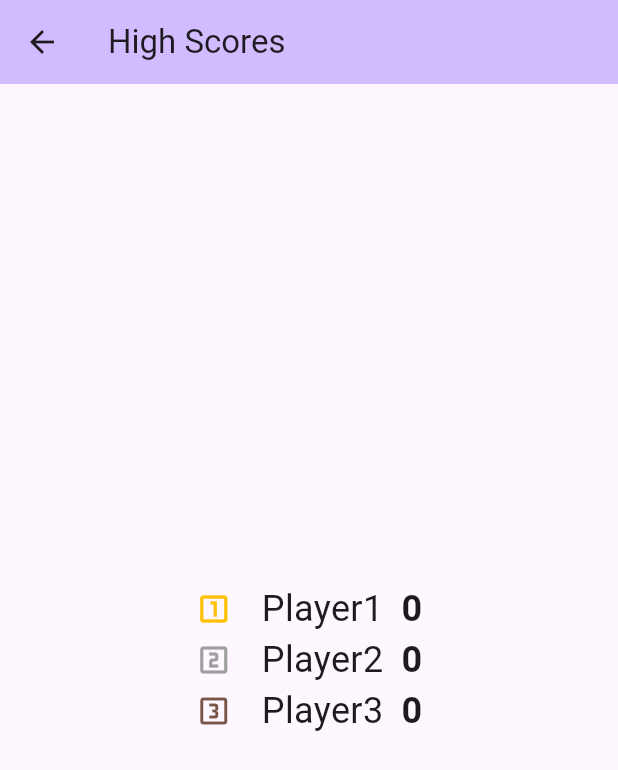
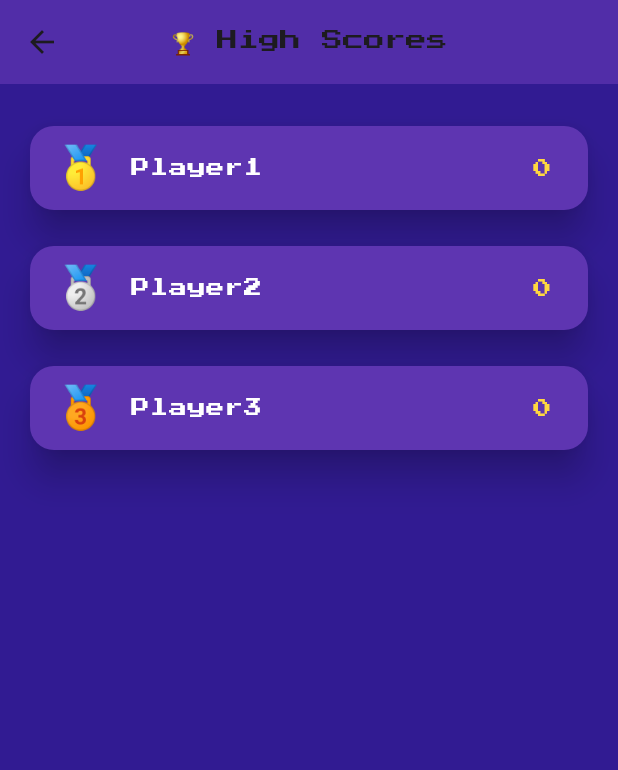
Before and after one commit to Cimedd/ET_UTS, a Flutter app: the Score screen opened directly, on a phone screen of 412 x 824 dp. Shown: the top 770 px of the screen. Run offline on Flutter 3.47's test engine with Material 3 defaults, Android fonts, the phone set to English and light mode, and no system bars; our stand-ins replace google_fonts, percent_indicator, shared_preferences; accounts and stored records are empty.

Commit message:
add UI/UX

```diff
--- a/lib/score.dart
+++ b/lib/score.dart
@@ -1,60 +1,71 @@
 import 'package:flutter/material.dart';
+import 'package:google_fonts/google_fonts.dart';
 import 'package:imatching/userController.dart' as userController;
 
 class Score extends StatelessWidget {
+  Score({super.key});
 
-  Score({super.key});
-  final List<Color> colors = [Colors.amber, Colors.grey , Colors.brown];
-  final List<IconData> rankIcon = [Icons.looks_one_outlined, Icons.looks_two_outlined, Icons.looks_3_outlined];
+  final List<Color> colors = [Colors.amber, Colors.grey, Colors.brown];
+  final List<String> medals = ['🥇', '🥈', '🥉'];
+
   @override
   Widget build(BuildContext context) {
     return Scaffold(
-      appBar: AppBar(backgroundColor: Theme.of(context).colorScheme.inversePrimary,
-        title: Text("High Scores"),),
-      body: Column(
-        mainAxisAlignment: MainAxisAlignment.center,
-        crossAxisAlignment: CrossAxisAlignment.center,
-        children: [
-          FutureBuilder<List<Map<String, dynamic>>>(
+      backgroundColor: Colors.deepPurple.shade900,
+      appBar: AppBar(
+        backgroundColor: Colors.deepPurple.shade700,
+        title: Text(
+          "🏆 High Scores",
+          style: GoogleFonts.pressStart2p(fontSize: 14),
+        ),
+        centerTitle: true,
+        elevation: 0,
+      ),
+      body: FutureBuilder<List<Map<String, dynamic>>>(
         future: userController.getScores(),
         builder: (context, snapshot) {
           if (snapshot.connectionState == ConnectionState.waiting) {
-                return const CircularProgressIndicator();
+            return const Center(child: CircularProgressIndicator(color: Colors.white));
           } else if (snapshot.hasError) {
-                return const Text('Something went wrong!');
+            return const Center(child: Text('Something went wrong!', style: TextStyle(color: Colors.white)));
           } else {
             final scores = snapshot.data!;
-                return Column(
-                  mainAxisAlignment: MainAxisAlignment.center,
-                  crossAxisAlignment: CrossAxisAlignment.center,
-                  children: List.generate(scores.length, (index) {
+            return ListView.builder(
+              padding: const EdgeInsets.all(16),
+              itemCount: scores.length,
+              itemBuilder: (context, index) {
                 var item = scores[index];
-                    return scoreCard(
-                      item['username'],
-                      item['score'],
-                      index
+                return Padding(
+                  padding: const EdgeInsets.symmetric(vertical: 8.0),
+                  child: scoreCard(item['username'], item['score'], index),
                 );
-                  }),
+              },
             );
           }
         },
       ),
-        ],
+    );
+  }
+
+  Widget scoreCard(String username, int score, int index) {
+    return Card(
+      elevation: 10,
+      color: Colors.deepPurple.shade600,
+      shape: RoundedRectangleBorder(borderRadius: BorderRadius.circular(16)),
+      child: ListTile(
+        leading: Text(
+          index < 3 ? medals[index] : '${index + 1}.',
+          style: TextStyle(fontSize: 28),
+        ),
+        title: Text(
+          username,
+          style: GoogleFonts.pressStart2p(fontSize: 12, color: Colors.white),
+        ),
+        trailing: Text(
+          score.toString(),
+          style: GoogleFonts.pressStart2p(fontSize: 12, color: Colors.amberAccent),
+        ),
       ),
     );
   }
-
-  Row scoreCard(String username, int score, int index) {
-    return Row(
-      mainAxisAlignment: MainAxisAlignment.center,
-      crossAxisAlignment: CrossAxisAlignment.center,
-      children: [
-        Icon(rankIcon[index], color: colors[index]),
-        SizedBox(width: 20,),
-        Text(username, style: TextStyle(fontSize: 24),),
-        SizedBox(width: 12,),
-        Text(score.toString(), style: TextStyle(fontSize: 24, fontWeight: FontWeight.bold),),
-      ],
-    );
 }
-}
--- a/pubspec.yaml
+++ b/pubspec.yaml
@@ -7,6 +7,7 @@ environment:
   sdk: ^3.7.0
 
 dependencies:
+  google_fonts: ^6.1.0
   flutter:
     sdk: flutter
 
```
Also changed, not shown: lib/home.dart (+51 -40 lines), lib/login.dart (+52 -53 lines), lib/play.dart (+9 -3 lines), lib/result.dart (+108 -19 lines), lib/userController.dart (+4 -4 lines), pubspec.lock, 1 other file. Lines whose indentation alone changed are shown as unchanged.
